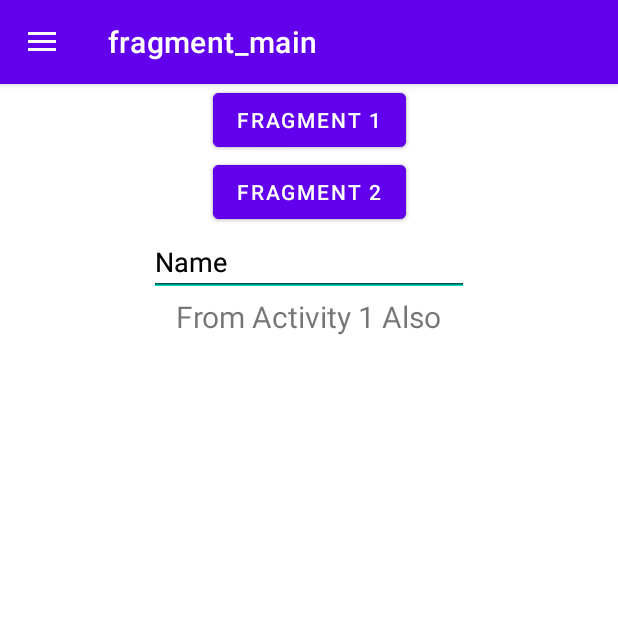
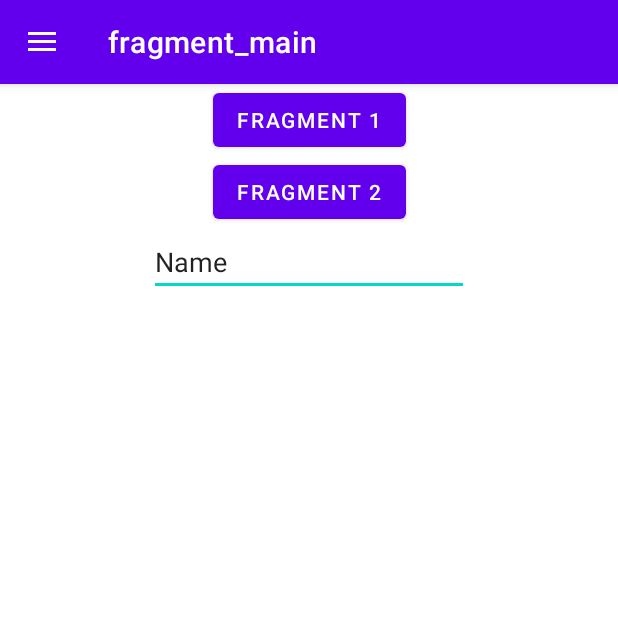
Before and after one commit to distantfutures/this-android-app, an Android app: the screen it shows after launch (MainActivity), on a phone screen of 412 x 824 dp, the top half of it. Run offline under Robolectric (Android 15) with nearby library versions, the phone set to English and light mode, and no system bars; our stand-ins replace data binding, navigation-ui.

Commit message:
test push

```diff
--- a/app/src/main/java/com/example/this_android_app/MainActivity.kt
+++ b/app/src/main/java/com/example/this_android_app/MainActivity.kt
@@ -55,7 +55,7 @@ class MainActivity : AppCompatActivity() {
         bundle.putString("message2", "From Activity 1 Also")
         val mainFrag = MainFragment()
         mainFrag.arguments = bundle
-        fragTransaction.add(R.id.nav_host_fragment, mainFrag).commit()
+//        fragTransaction.add(R.id.nav_host_fragment, mainFrag).commit()
         Log.i("BundleCheck", "$bundle")
 //        fragTransaction.replace(mainFrag).commit()
     }
```
